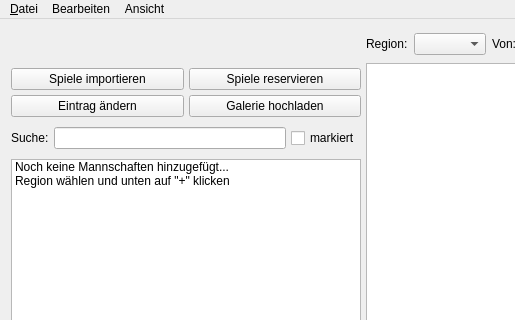
First picture: the form in bin/mainwindow.ui, repository fupa/FuME, before the edit; both pictures show x 0 to 515 and y 0 to 320 of the 1200 by 600 pixel window.
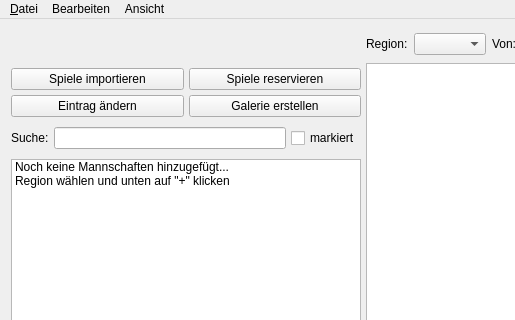
Second picture: the form after the edit. Icons and pictures are not drawn.

Patch:
```diff
--- a/bin/mainwindow.ui
+++ b/bin/mainwindow.ui
@@ -42,7 +42,7 @@
     <item row="3" column="1">
      <widget class="QPushButton" name="pushButton_2">
       <property name="text">
-       <string>Galerie hochladen</string>
+       <string>Galerie erstellen</string>
       </property>
      </widget>
     </item>
```
